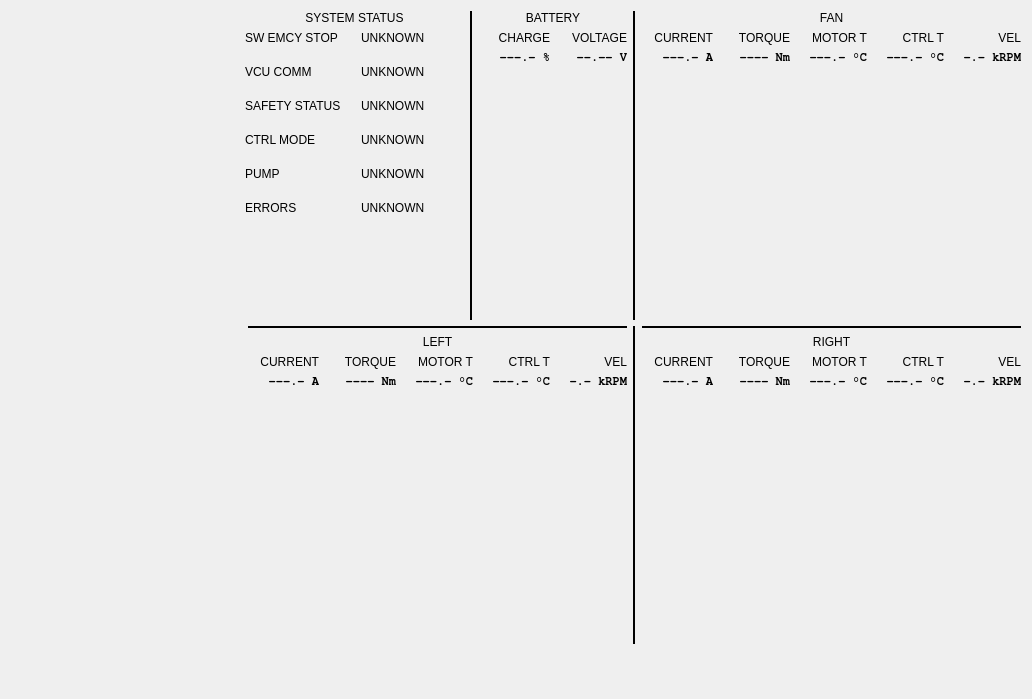
Above: asb_rviz_plugins/resources/asb.ui from AIRLab-POLIMI/AgroSenseBot before the change. Below: the same form after it.
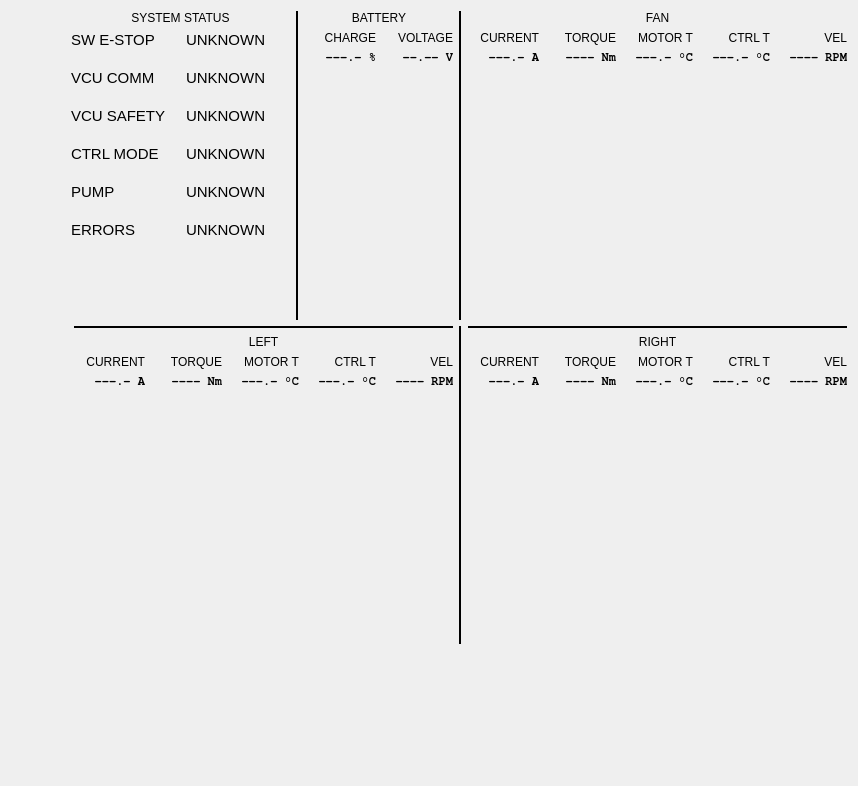
That is the form after the change. Custom widgets are drawn as their Qt base class.

```diff
--- a/asb_rviz_plugins/resources/asb.ui
+++ b/asb_rviz_plugins/resources/asb.ui
@@ -12,8 +12,8 @@
    <rect>
     <x>0</x>
     <y>0</y>
-    <width>1032</width>
-    <height>699</height>
+    <width>858</width>
+    <height>786</height>
    </rect>
   </property>
   <property name="windowTitle">
@@ -77,13 +77,28 @@
                <verstretch>0</verstretch>
               </sizepolicy>
              </property>
+             <property name="font">
+              <font>
+               <pointsize>11</pointsize>
+               <weight>50</weight>
+               <bold>false</bold>
+              </font>
+             </property>
              <property name="text">
-              <string>SW EMCY STOP</string>
+              <string>SW E-STOP</string>
              </property>
             </widget>
            </item>
            <item row="0" column="1">
             <widget class="QLabel" name="sw_emergency_stop_disp">
+             <property name="font">
+              <font>
+               <family>Ubuntu</family>
+               <pointsize>11</pointsize>
+               <weight>50</weight>
+               <bold>false</bold>
+              </font>
+             </property>
              <property name="text">
               <string>UNKNOWN</string>
              </property>
@@ -97,6 +112,13 @@
                <verstretch>0</verstretch>
               </sizepolicy>
              </property>
+             <property name="font">
+              <font>
+               <pointsize>11</pointsize>
+               <weight>50</weight>
+               <bold>false</bold>
+              </font>
+             </property>
              <property name="text">
               <string>VCU COMM</string>
              </property>
@@ -104,6 +126,14 @@
            </item>
            <item row="1" column="1">
             <widget class="QLabel" name="vcu_comm_disp">
+             <property name="font">
+              <font>
+               <family>Ubuntu</family>
+               <pointsize>11</pointsize>
+               <weight>50</weight>
+               <bold>false</bold>
+              </font>
+             </property>
              <property name="text">
               <string>UNKNOWN</string>
              </property>
@@ -117,13 +147,28 @@
                <verstretch>0</verstretch>
               </sizepolicy>
              </property>
+             <property name="font">
+              <font>
+               <pointsize>11</pointsize>
+               <weight>50</weight>
+               <bold>false</bold>
+              </font>
+             </property>
              <property name="text">
-              <string>SAFETY STATUS</string>
+              <string>VCU SAFETY</string>
              </property>
             </widget>
            </item>
            <item row="2" column="1">
             <widget class="QLabel" name="vcu_safety_disp">
+             <property name="font">
+              <font>
+               <family>Ubuntu</family>
+               <pointsize>11</pointsize>
+               <weight>50</weight>
+               <bold>false</bold>
+              </font>
+             </property>
              <property name="text">
               <string>UNKNOWN</string>
              </property>
@@ -137,6 +182,13 @@
                <verstretch>0</verstretch>
               </sizepolicy>
              </property>
+             <property name="font">
+              <font>
+               <pointsize>11</pointsize>
+               <weight>50</weight>
+               <bold>false</bold>
+              </font>
+             </property>
              <property name="text">
               <string>CTRL MODE</string>
              </property>
@@ -144,6 +196,14 @@
            </item>
            <item row="3" column="1">
             <widget class="QLabel" name="control_mode_disp">
+             <property name="font">
+              <font>
+               <family>Ubuntu</family>
+               <pointsize>11</pointsize>
+               <weight>50</weight>
+               <bold>false</bold>
+              </font>
+             </property>
              <property name="text">
               <string>UNKNOWN</string>
              </property>
@@ -157,6 +217,13 @@
                <verstretch>0</verstretch>
               </sizepolicy>
              </property>
+             <property name="font">
+              <font>
+               <pointsize>11</pointsize>
+               <weight>50</weight>
+               <bold>false</bold>
+              </font>
+             </property>
              <property name="text">
               <string>PUMP</string>
              </property>
@@ -164,6 +231,14 @@
            </item>
            <item row="4" column="1">
             <widget class="QLabel" name="pump_disp">
+             <property name="font">
+              <font>
+               <family>Ubuntu</family>
+               <pointsize>11</pointsize>
+               <weight>50</weight>
+               <bold>false</bold>
+              </font>
+             </property>
              <property name="text">
               <string>UNKNOWN</string>
              </property>
@@ -171,6 +246,13 @@
            </item>
            <item row="5" column="0">
             <widget class="QLabel" name="errors_label">
+             <property name="font">
+              <font>
+               <pointsize>11</pointsize>
+               <weight>50</weight>
+               <bold>false</bold>
+              </font>
+             </property>
              <property name="text">
               <string>ERRORS</string>
              </property>
@@ -178,6 +260,14 @@
            </item>
            <item row="5" column="1">
             <widget class="QLabel" name="errors_disp">
+             <property name="font">
+              <font>
+               <family>Ubuntu</family>
+               <pointsize>11</pointsize>
+               <weight>50</weight>
+               <bold>false</bold>
+              </font>
+             </property>
              <property name="text">
               <string>UNKNOWN</string>
              </property>
@@ -844,7 +934,7 @@
                 </font>
                </property>
                <property name="text">
-                <string>-.- kRPM</string>
+                <string>---- RPM</string>
                </property>
                <property name="alignment">
                 <set>Qt::AlignRight|Qt::AlignTrailing|Qt::AlignVCenter</set>
@@ -867,7 +957,8 @@
                </property>
                <property name="font">
                 <font>
-                 <family>FreeMono</family>
+                 <family>Ubuntu</family>
+                 <pointsize>11</pointsize>
                 </font>
                </property>
                <property name="lowerBound">
@@ -1357,7 +1448,7 @@
                 </font>
                </property>
                <property name="text">
-                <string>-.- kRPM</string>
+                <string>---- RPM</string>
                </property>
                <property name="alignment">
                 <set>Qt::AlignRight|Qt::AlignTrailing|Qt::AlignVCenter</set>
@@ -1380,7 +1471,7 @@
                </property>
                <property name="font">
                 <font>
-                 <family>FreeMono</family>
+                 <family>Ubuntu</family>
                 </font>
                </property>
                <property name="lowerBound">
@@ -1872,7 +1963,7 @@
                 </font>
                </property>
                <property name="text">
-                <string>-.- kRPM</string>
+                <string>---- RPM</string>
                </property>
                <property name="alignment">
                 <set>Qt::AlignRight|Qt::AlignTrailing|Qt::AlignVCenter</set>
@@ -1895,7 +1986,7 @@
                </property>
                <property name="font">
                 <font>
-                 <family>FreeMono</family>
+                 <family>Ubuntu</family>
                 </font>
                </property>
                <property name="lowerBound">
```
Left out of the diff: 16 changed lines with no effect on the pictures.
